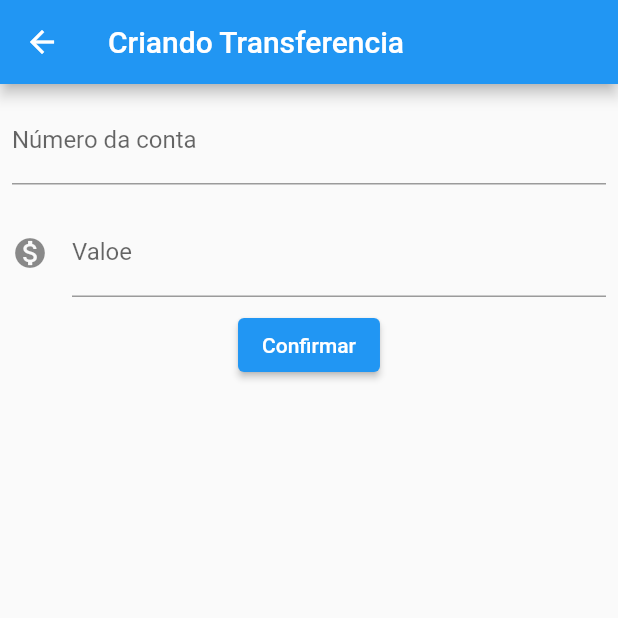
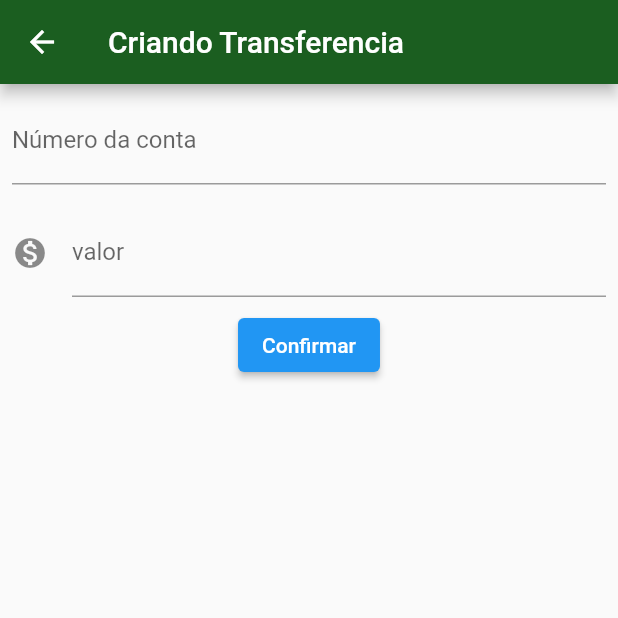
Before and after one commit to flavio185/bytebank, a Flutter app: the screen it shows after launch, after a tap on the "add" icon, on a phone screen of 412 x 824 dp, the top half of it. Run offline on Flutter 3.47's test engine with Material 2 defaults, Android fonts, the phone set to English and light mode, and no system bars.

Commit message:
Commit final projeto flutter-fundamentos

```diff
--- /dev/null
+++ b/lib/components/editor.dart
@@ -0,0 +1,31 @@
+import 'package:flutter/material.dart';
+
+class Editor extends StatelessWidget {
+  final TextEditingController controlador;
+  final String rotulo;
+  final String dica;
+  final IconData icone;
+
+  Editor({
+    this.controlador,
+    this.rotulo,
+    this.dica,
+    this.icone,
+  });
+
+  @override
+  Widget build(BuildContext context) {
+    return Padding(
+      padding: const EdgeInsets.all(8.0),
+      child: TextField(
+        controller: controlador,
+        style: TextStyle(fontSize: 16.0),
+        decoration: InputDecoration(
+            icon: icone != null ? Icon(icone) : null,
+            labelText: rotulo,
+            hintText: dica),
+        keyboardType: TextInputType.number,
+      ),
+    );
+  }
+}
--- a/lib/main.dart
+++ b/lib/main.dart
@@ -1,6 +1,4 @@
-import 'dart:io';
-import 'dart:js';
-
+import 'package:bytebank/screens/lista_transferencia.dart';
 import 'package:flutter/material.dart';
 
 void main() => runApp(ByteBankApp());
@@ -9,147 +7,15 @@ class ByteBankApp extends StatelessWidget {
   @override
   Widget build(BuildContext context) {
     return MaterialApp(
-      home: Scaffold(
-        body: ListaTransferencias(),
+      theme: ThemeData(
+        primaryColor: Colors.green[900],
+        accentColor: Colors.blueAccent[700],
+        buttonTheme: ButtonThemeData(
+          buttonColor: Colors.blueAccent[700],
+          textTheme: ButtonTextTheme.accent,
+        ),
       ),
+      home: ListaTransferencias(),
     );
   }
 }
-
-class FormularioTransferencia extends StatelessWidget {
-  final TextEditingController _controladorCampoNumeroConta =
-      TextEditingController();
-  final TextEditingController _controladorCampoValor = TextEditingController();
-  @override
-  Widget build(BuildContext context) {
-    return Scaffold(
-      appBar: AppBar(
-        title: Text('Criando Transferencia'),
-      ),
-      body: Column(
-        children: [
-          Editor(
-              controlador: _controladorCampoNumeroConta,
-              dica: '0000',
-              rotulo: 'Número da conta'),
-          Editor(
-              controlador: _controladorCampoValor,
-              dica: '0.00',
-              rotulo: "Valoe",
-              icone: Icons.monetization_on),
-          ElevatedButton(
-            child: Text("Confirmar"),
-            onPressed: () => _criarTransferencia(context),
-          )
-        ],
-      ),
-    );
-  }
-
-  void _criarTransferencia(BuildContext context) {
-    final int numeroConta = int.tryParse(_controladorCampoNumeroConta.text);
-    final double valor = double.tryParse(_controladorCampoValor.text);
-    if (numeroConta != null && valor != null) {
-      final transferenciaCriada = Transferencia(valor, numeroConta);
-      debugPrint('Criando transferência');
-      debugPrint('bla $transferenciaCriada');
-      Navigator.pop(context, transferenciaCriada);
-    }
-  }
-}
-
-class Editor extends StatelessWidget {
-  final TextEditingController controlador;
-  final String rotulo;
-  final String dica;
-  final IconData icone;
-
-  Editor({this.controlador, this.rotulo, this.dica, this.icone});
-
-  @override
-  Widget build(BuildContext context) {
-    return Padding(
-      padding: const EdgeInsets.all(8.0),
-      child: TextField(
-        controller: controlador,
-        style: TextStyle(fontSize: 16.0),
-        decoration: InputDecoration(
-            icon: icone != null ? Icon(icone) : null,
-            labelText: rotulo,
-            hintText: dica),
-        keyboardType: TextInputType.number,
-      ),
-    );
-  }
-}
-
-class ListaTransferencias extends StatefulWidget {
-  final List<Transferencia> _transferencias = [];
-
-  @override
-  State<StatefulWidget> createState() {
-    // TODO: implement createState
-    return ListaTransferenciasState();
-  }
-}
-
-class ListaTransferenciasState extends State<ListaTransferencias> {
-  @override
-  Widget build(BuildContext context) {
-    return Scaffold(
-      appBar: AppBar(
-        title: Text('Transferências'),
-      ),
-      body: ListView.builder(
-        itemCount: widget._transferencias.length,
-        itemBuilder: (context, indice) {
-          final transferencia = widget._transferencias[indice];
-          return ItemTransferencia(transferencia);
-        },
-      ),
-      floatingActionButton: FloatingActionButton(
-        child: Icon(Icons.add),
-        onPressed: () {
-          final Future<Transferencia> future =
-              Navigator.push(context, MaterialPageRoute(builder: (context) {
-            return FormularioTransferencia();
-          }));
-          future.then((transferenciaRecebida) {
-            debugPrint('chegou no then do future');
-            debugPrint('$transferenciaRecebida');
-            setState(() => widget._transferencias.add(transferenciaRecebida));
-          });
-        },
-      ),
-    );
-  }
-}
-
-class ItemTransferencia extends StatelessWidget {
-  final Transferencia _transferencia;
-
-  ItemTransferencia(this._transferencia);
-
-  @override
-  Widget build(BuildContext context) {
-    return Card(
-        child: ListTile(
-      leading: Icon(Icons.monetization_on),
-      title: Text(_transferencia.valor.toString()),
-      subtitle: Text(_transferencia.numeroConta.toString()),
-    ));
-  }
-}
-
-class Transferencia {
-  final double valor;
-  final int numeroConta;
-
-  Transferencia(this.valor, this.numeroConta);
-
-  @override
-  String toString() {
-    // TODO: implement toString
-    return 'Transferencia{valor: $valor, numeroConta: $numeroConta;}';
-  }
-}
--- /dev/null
+++ b/lib/models/transferencia.dart
@@ -0,0 +1,14 @@
+class Transferencia {
+  final double valor;
+  final int numeroConta;
+
+  Transferencia(
+    this.valor,
+    this.numeroConta,
+  );
+
+  @override
+  String toString() {
+    return 'Transferencia{valor: $valor, numeroConta: $numeroConta;}';
+  }
+}
--- /dev/null
+++ b/lib/screens/formulario_transferencia.dart
@@ -0,0 +1,63 @@
+import 'package:bytebank/components/editor.dart';
+import 'package:bytebank/models/transferencia.dart';
+import 'package:flutter/material.dart';
+
+const _tituloAppBar = 'Criando Transferencia';
+const _rotuloCampoValor = 'valor';
+const _rotuloCampoNumeroConta = 'Número da conta';
+const _dicaCampoValor = '0.00';
+const _dicaCampoNumeroConta = '0000';
+
+const _textoBotaoConfirmar = 'Confirmar';
+
+class FormularioTransferencia extends StatefulWidget {
+  @override
+  _FormularioTransferenciaState createState() =>
+      _FormularioTransferenciaState();
+}
+
+class _FormularioTransferenciaState extends State<FormularioTransferencia> {
+  final TextEditingController _controladorCampoNumeroConta =
+      TextEditingController();
+
+  final TextEditingController _controladorCampoValor = TextEditingController();
+
+  @override
+  Widget build(BuildContext context) {
+    return Scaffold(
+      appBar: AppBar(
+        title: Text(_tituloAppBar),
+      ),
+      body: SingleChildScrollView(
+        child: Column(
+          children: [
+            Editor(
+                controlador: _controladorCampoNumeroConta,
+                dica: _dicaCampoNumeroConta,
+                rotulo: _rotuloCampoNumeroConta),
+            Editor(
+                controlador: _controladorCampoValor,
+                dica: _dicaCampoValor,
+                rotulo: _rotuloCampoValor,
+                icone: Icons.monetization_on),
+            ElevatedButton(
+              child: Text(_textoBotaoConfirmar),
+              onPressed: () => _criarTransferencia(context),
+            )
+          ],
+        ),
+      ),
+    );
+  }
+
+  void _criarTransferencia(BuildContext context) {
+    final int numeroConta = int.tryParse(_controladorCampoNumeroConta.text);
+    final double valor = double.tryParse(_controladorCampoValor.text);
+    if (numeroConta != null && valor != null) {
+      final transferenciaCriada = Transferencia(valor, numeroConta);
+      debugPrint('Criando transferência');
+      debugPrint('bla $transferenciaCriada');
+      Navigator.pop(context, transferenciaCriada);
+    }
+  }
+}
--- /dev/null
+++ b/lib/screens/lista_transferencia.dart
@@ -0,0 +1,71 @@
+import 'package:bytebank/models/transferencia.dart';
+import 'package:flutter/material.dart';
+
+import 'formulario_transferencia.dart';
+
+const _tituloAppBar = 'Transferências';
+
+class ListaTransferencias extends StatefulWidget {
+  final List<Transferencia> _transferencias = [];
+
+  @override
+  State<StatefulWidget> createState() {
+    return ListaTransferenciasState();
+  }
+}
+
+class ListaTransferenciasState extends State<ListaTransferencias> {
+  @override
+  Widget build(BuildContext context) {
+    return Scaffold(
+      appBar: AppBar(
+        title: Text(_tituloAppBar),
+      ),
+      body: ListView.builder(
+        itemCount: widget._transferencias.length,
+        itemBuilder: (context, indice) {
+          final transferencia = widget._transferencias[indice];
+          return ItemTransferencia(transferencia);
+        },
+      ),
+      floatingActionButton: FloatingActionButton(
+        child: Icon(Icons.add),
+        onPressed: () {
+          final Future<Transferencia> future =
+              Navigator.push(context, MaterialPageRoute(builder: (context) {
+            return FormularioTransferencia();
+          }));
+          future.then((transferenciaRecebida) {
+            Future.delayed(Duration(seconds: 5), () {
+              debugPrint('chegou no then do future');
+              debugPrint('$transferenciaRecebida');
+              _atualiza(transferenciaRecebida);
+            });
+          });
+        },
+      ),
+    );
+  }
+
+  void _atualiza(Transferencia transferenciaRecebida) {
+    if (transferenciaRecebida != null) {
+      setState(() => widget._transferencias.add(transferenciaRecebida));
+    }
+  }
+}
+
+class ItemTransferencia extends StatelessWidget {
+  final Transferencia _transferencia;
+
+  ItemTransferencia(this._transferencia);
+
+  @override
+  Widget build(BuildContext context) {
+    return Card(
+        child: ListTile(
+      leading: Icon(Icons.monetization_on),
+      title: Text(_transferencia.valor.toString()),
+      subtitle: Text(_transferencia.numeroConta.toString()),
+    ));
+  }
+}
```
